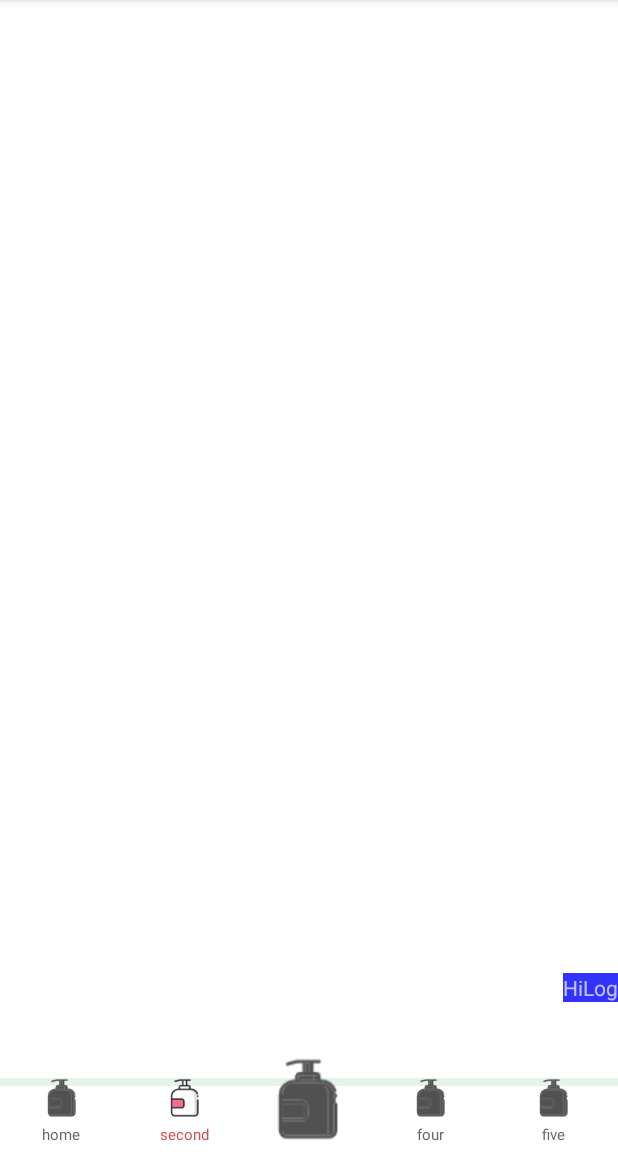
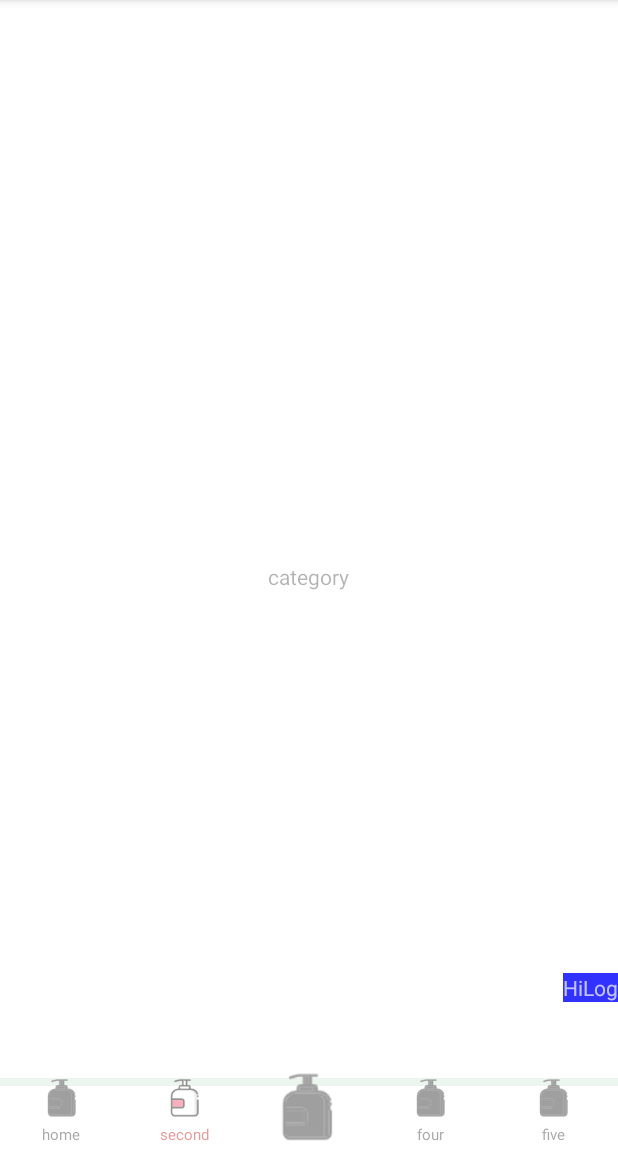
Before and after one commit to onebee/BeeHum, an Android app: the screen it shows after launch (MainActivity), after a tap on "second", on a phone screen of 412 x 824 dp, the part 84-1236 px from its top. Run offline under Robolectric (Android 15) with nearby library versions, the phone set to English and light mode, and no system bars.

Commit message:
update 架构搭建

```diff
--- a/app/src/main/java/com/one/bee/MainActivity.kt
+++ b/app/src/main/java/com/one/bee/MainActivity.kt
@@ -2,6 +2,7 @@ package com.one.bee
 
 import android.graphics.BitmapFactory
 import android.os.Bundle
+import com.one.bee.logic.MainActivityLogic
 import com.one.common.ui.component.HiBaseActivity
 import com.one.library.log.HiLogManager
 import com.one.library.log.HiViewPrinter
@@ -9,80 +10,22 @@ import com.one.library.util.HiDisplayUtil
 import com.one.ui.tab.bottom.HiTabBottomInfo
 import kotlinx.android.synthetic.main.activity_main.*
 
-class MainActivity : HiBaseActivity() {
+class MainActivity : HiBaseActivity(), MainActivityLogic.ActivityProvider {
 
     var viewPrinter: HiViewPrinter? = null
+    var activityLogic: MainActivityLogic? = null
 
     override fun onCreate(savedInstanceState: Bundle?) {
         super.onCreate(savedInstanceState)
         setContentView(R.layout.activity_main)
+
+        activityLogic = MainActivityLogic(this)
 
         viewPrinter = HiViewPrinter(this)
         HiLogManager.getInstance().addPrinter(viewPrinter)
 
         viewPrinter!!.viewProvider.showFloatingView()
 
-        val b1 = BitmapFactory.decodeResource(resources, R.drawable.home_default)
-        val b2 = BitmapFactory.decodeResource(resources, R.drawable.home_selected)
-        val home = HiTabBottomInfo<String>(
-            "home",
-            b1,
-            b2,
-            "#ff656667",
-            "#ffd44949",
 
-            )
-
-
-        val second = HiTabBottomInfo<String>(
-            "second",
-            b1,
-            b2,
-            "#ff656667",
-            "#ffd44949",
-
-            )
-
-        val third = HiTabBottomInfo<String>(
-            "third",
-            b1,
-            b2,
-            "#ff656667",
-            "#ffd44949",
-
-            )
-        val four = HiTabBottomInfo<String>(
-            "four",
-            b1,
-            b2,
-            "#ff656667",
-            "#ffd44949",
-        )
-
-        val five = HiTabBottomInfo<String>(
-            "five",
-            b1,
-            b2,
-            "#ff656667",
-            "#ffd44949",
-        )
-        val list = mutableListOf<HiTabBottomInfo<*>>()
-        list.add(home)
-        list.add(second)
-        list.add(third)
-        list.add(four)
-        list.add(five)
-
-        tab_layout.setTabAlpha(0.75f)
-        tab_layout.inflateInfo(list)
-
-        tab_layout.addTabSelectedChangeListener { index, prevInfo, nextInfo ->
-
-        }
-        tab_layout.defaultSelected(home)
-
-        tab_layout.findTab(third).apply {
-            resetHeight(HiDisplayUtil.dp2px(65f))
-        }
     }
 }
--- /dev/null
+++ b/app/src/main/java/com/one/bee/logic/MainActivityLogic.java
@@ -0,0 +1,158 @@
+package com.one.bee.logic;
+
+import android.content.res.Resources;
+import android.graphics.Bitmap;
+import android.graphics.BitmapFactory;
+import android.view.View;
+
+import com.one.bee.R;
+import com.one.bee.frament.CategoryFragment;
+import com.one.bee.frament.FavoiteFragment;
+import com.one.bee.frament.HomePageFragment;
+import com.one.bee.frament.ProfileFragment;
+import com.one.bee.frament.RecommendFragment;
+import com.one.common.tab.HiFragmentTabView;
+import com.one.common.tab.HiTabViewAdapter;
+import com.one.library.util.HiDisplayUtil;
+import com.one.ui.tab.bottom.HiTabBottomInfo;
+import com.one.ui.tab.bottom.HiTabBottomLayout;
+import com.one.ui.tab.common.IHiTabLayout;
+
+import java.util.ArrayList;
+import java.util.List;
+
+import androidx.annotation.IdRes;
+import androidx.annotation.Nullable;
+import androidx.annotation.StringRes;
+import androidx.fragment.app.FragmentManager;
+
+/**
+ * @author diaokaibin@gmail.com on 2021/11/15.
+ * 将mainActivity 的一些逻辑内聚在这,让mainActivity 更加清爽
+ */
+public class MainActivityLogic {
+
+
+
+    private HiFragmentTabView fragmentTabView;
+    private HiTabBottomLayout hiTabBottomLayout;
+    private static final String SAVED_CURRENT_ID = "SAVED_CURRENT_ID";
+    private int currentItemIndex;
+
+    /**
+     * 代表activity 提供的一些能力
+     */
+    private ActivityProvider activityProvider;
+    private List<HiTabBottomInfo<?>> infoList= new ArrayList<>();
+
+    public MainActivityLogic(ActivityProvider activityProvider) {
+        this.activityProvider = activityProvider;
+        initTabBottom();
+    }
+
+    private void initTabBottom() {
+        hiTabBottomLayout = activityProvider.findViewById(R.id.tab_layout);
+        hiTabBottomLayout.setAlpha(0.55f);
+
+        int defaultColor = activityProvider.getResources().getColor(R.color.tabBottomDefaultColor);
+        int tintColor = activityProvider.getResources().getColor(R.color.tabBottomTintColor);
+
+        Bitmap b1 = BitmapFactory.decodeResource(activityProvider.getResources(), R.drawable.home_default);
+        Bitmap b2 = BitmapFactory.decodeResource(activityProvider.getResources(), R.drawable.home_selected);
+        HiTabBottomInfo home = new HiTabBottomInfo<>(
+                "home",
+                b1,
+                b2,
+                defaultColor,
+                tintColor
+
+        );
+
+
+        HiTabBottomInfo second = new HiTabBottomInfo<>(
+                "second",
+                b1,
+                b2,
+                defaultColor,
+                tintColor
+
+        );
+
+        HiTabBottomInfo third = new HiTabBottomInfo<>(
+                "third",
+                b1,
+                b2,
+                defaultColor,
+                tintColor
+
+        );
+        HiTabBottomInfo four = new HiTabBottomInfo<>(
+                "four",
+                b1,
+                b2,
+                defaultColor,
+                tintColor
+        );
+
+        HiTabBottomInfo five = new HiTabBottomInfo<>(
+                "five",
+                b1,
+                b2,
+                defaultColor,
+                tintColor
+        );
+
+        home.fragment = HomePageFragment.class;
+        second.fragment = CategoryFragment.class;
+        third.fragment = FavoiteFragment.class;
+        four.fragment = RecommendFragment.class;
+        five.fragment = ProfileFragment.class;
+
+        this.infoList.add(home);
+        this.infoList.add(second);
+        this.infoList.add(third);
+        this.infoList.add(four);
+        this.infoList.add(five);
+
+        initFragmentTabView();
+
+
+        hiTabBottomLayout.inflateInfo(this.infoList);
+        hiTabBottomLayout.addTabSelectedChangeListener(new IHiTabLayout.OnTabSelectedListener<HiTabBottomInfo<?>>() {
+            @Override
+            public void onTabSelectedChange(int index, @Nullable HiTabBottomInfo<?> prevInfo, @Nullable HiTabBottomInfo<?> nextInfo) {
+                fragmentTabView.setCurrentItem(index);
+            }
+        });
+        hiTabBottomLayout.defaultSelected(home);
+
+        hiTabBottomLayout.findTab(third).resetHeight(HiDisplayUtil.dp2px(55));
+    }
+
+    private void initFragmentTabView() {
+        HiTabViewAdapter tabViewAdapter = new HiTabViewAdapter(infoList, activityProvider.getSupportFragmentManager());
+        fragmentTabView = activityProvider.findViewById(R.id.fragment_tab_view);
+        fragmentTabView.setAdapter(tabViewAdapter);
+    }
+
+    public interface ActivityProvider {
+        <T extends View> T findViewById(@IdRes int id);
+
+        Resources getResources();
+
+        FragmentManager getSupportFragmentManager();
+
+        String getString(@StringRes int resId);
+    }
+    public HiFragmentTabView getFragmentTabView() {
+        return fragmentTabView;
+    }
+
+    public HiTabBottomLayout getHiTabBottomLayout() {
+        return hiTabBottomLayout;
+    }
+
+    public List<HiTabBottomInfo<?>> getInfoList() {
+        return infoList;
+    }
+}
--- /dev/null
+++ b/app/src/main/res/layout/fragment_category.xml
@@ -0,0 +1,22 @@
+<?xml version="1.0" encoding="utf-8"?>
+<androidx.constraintlayout.widget.ConstraintLayout xmlns:android="http://schemas.android.com/apk/res/android"
+    xmlns:tools="http://schemas.android.com/tools"
+    android:layout_width="match_parent"
+    android:layout_height="match_parent"
+    xmlns:app="http://schemas.android.com/apk/res-auto"
+    tools:ignore="MissingDefaultResource">
+
+
+    <TextView
+        android:layout_width="wrap_content"
+        android:layout_height="wrap_content"
+        app:layout_constraintTop_toTopOf="parent"
+        app:layout_constraintBottom_toBottomOf="parent"
+        app:layout_constraintLeft_toLeftOf="parent"
+        app:layout_constraintRight_toRightOf="parent"
+        android:text="category"
+
+        />
+
+
+</androidx.constraintlayout.widget.ConstraintLayout>
--- /dev/null
+++ b/app/src/main/res/layout/fragment_recommond.xml
@@ -0,0 +1,21 @@
+<?xml version="1.0" encoding="utf-8"?>
+<androidx.constraintlayout.widget.ConstraintLayout xmlns:android="http://schemas.android.com/apk/res/android"
+    xmlns:tools="http://schemas.android.com/tools"
+    android:layout_width="match_parent"
+    android:layout_height="match_parent"
+    xmlns:app="http://schemas.android.com/apk/res-auto">
+
+
+    <TextView
+        android:layout_width="wrap_content"
+        android:layout_height="wrap_content"
+        app:layout_constraintTop_toTopOf="parent"
+        app:layout_constraintBottom_toBottomOf="parent"
+        app:layout_constraintLeft_toLeftOf="parent"
+        app:layout_constraintRight_toRightOf="parent"
+        android:text="Recommond"
+
+        />
+
+
+</androidx.constraintlayout.widget.ConstraintLayout>
--- /dev/null
+++ b/hi-ui/src/main/res/values/colors.xml
@@ -0,0 +1,6 @@
+<?xml version="1.0" encoding="utf-8"?>
+<resources>
+    <color name="tabBottomDefaultColor">#ff656667</color>
+    <color name="tabBottomTintColor">#ffd44949</color>
+
+</resources>
```
